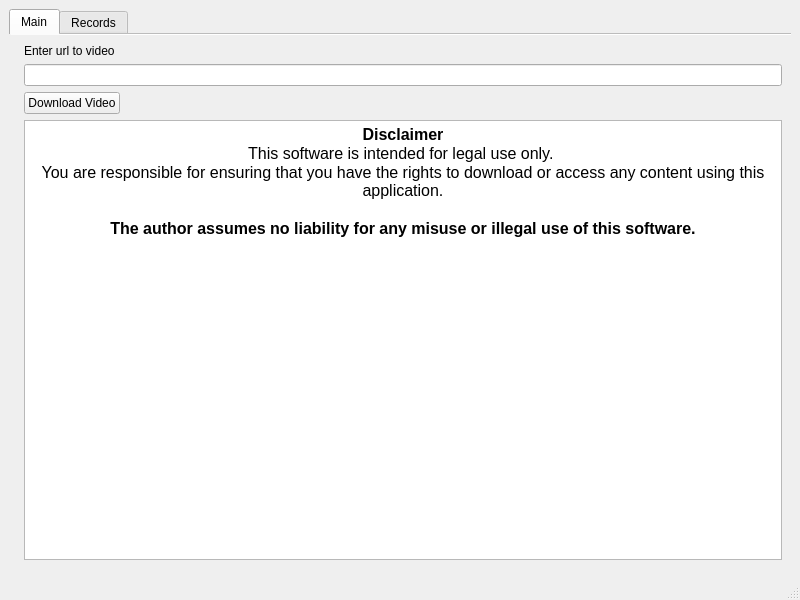
First picture: the form in src/frontend/MainWindow.ui, repository Xaempel/CoolYoutubeDownloader, before the edit.
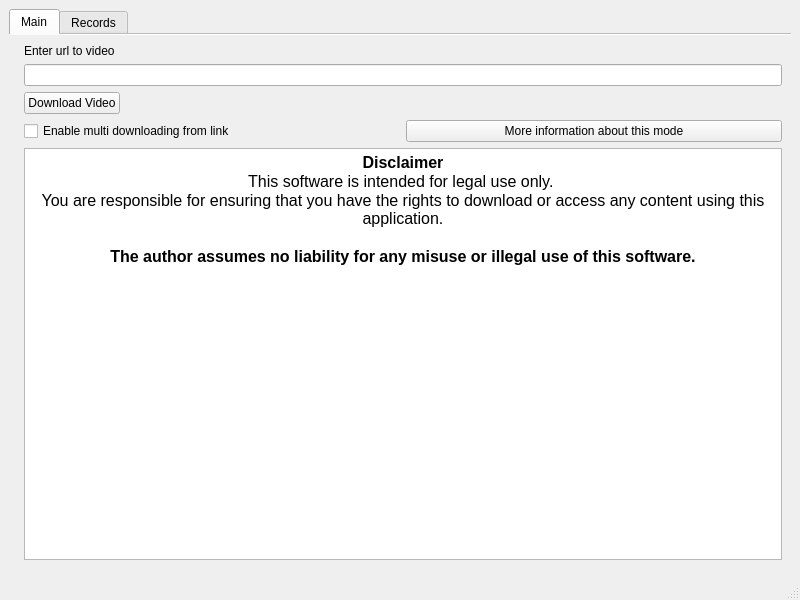
Second picture: the form after the edit.

Commit message: <Feature> -- Added multi downloading mode for the project

The edit to the form file:
```diff
--- a/src/frontend/MainWindow.ui
+++ b/src/frontend/MainWindow.ui
@@ -88,6 +88,27 @@
          </widget>
         </item>
         <item row="3" column="1">
+         <layout class="QHBoxLayout" name="MultiDownloadingMainLayout">
+          <item>
+           <widget class="QCheckBox" name="enableMultiDownloadingCheckBox">
+            <property name="text">
+             <string>Enable multi downloading from link </string>
+            </property>
+           </widget>
+          </item>
+          <item>
+           <layout class="QHBoxLayout" name="MultiDownloadingMainLayoutEnabled"/>
+          </item>
+          <item>
+           <widget class="QPushButton" name="additionalInfoaboutMultiDownloadingButton">
+            <property name="text">
+             <string>More information about this mode</string>
+            </property>
+           </widget>
+          </item>
+         </layout>
+        </item>
+        <item row="4" column="1">
          <widget class="QTextBrowser" name="DisclaimerText">
           <property name="html">
            <string>&lt;!DOCTYPE HTML PUBLIC &quot;-//W3C//DTD HTML 4.0//EN&quot; &quot;http://www.w3.org/TR/REC-html40/strict.dtd&quot;&gt;
```
Left out of the diff: 20 changed lines with no effect on the pictures. The commit also changes 4 other files.
